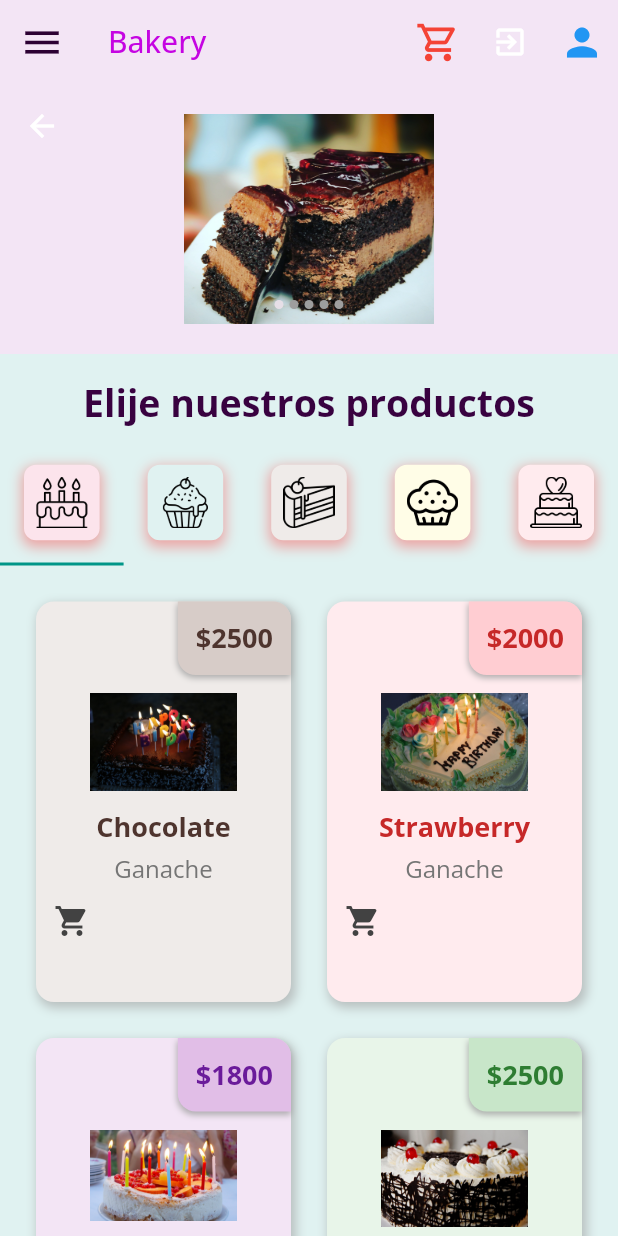
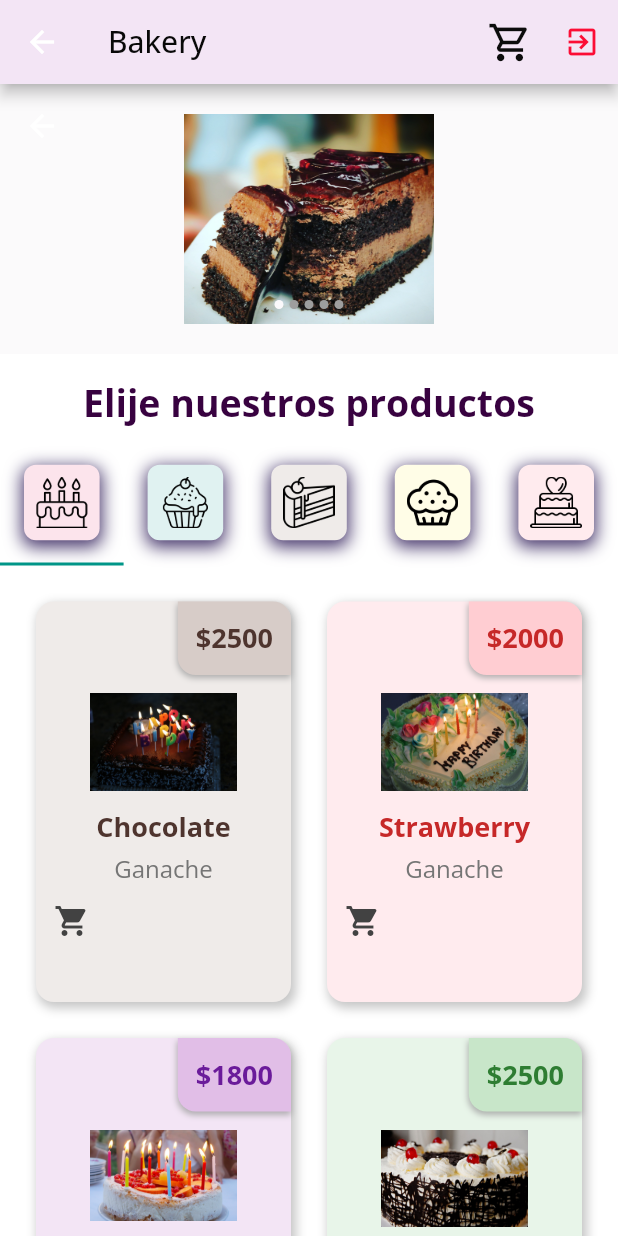
Before and after one commit to EZEVAR/bakery, a Flutter app: the MyProductPage screen opened directly, on a phone screen of 412 x 824 dp. Run offline on Flutter 3.47's test engine with Material 2 defaults, Android fonts, the light colour scheme and no system bars; drawn by our look-alikes of flutter_image_slideshow; our stand-ins replace bloc, cloud_firestore, equatable, firebase_auth, firebase_core, flutter_bloc and 5 more; missing offline and left inert: flow_builder; accounts and stored records are empty.

Commit message:
update colors

```diff
--- a/lib/controller.dart/cake_tabs.dart
+++ b/lib/controller.dart/cake_tabs.dart
@@ -16,9 +16,9 @@ class CakeTabs extends StatelessWidget {
           borderRadius: BorderRadius.circular(8),
           boxShadow: [
             BoxShadow(
-              color: const Color.fromARGB(255, 248, 83, 83).withOpacity(0.5),
+              color: Color.fromARGB(255, 22, 2, 69).withOpacity(0.8),
               spreadRadius: 1,
-              blurRadius: 7,
+              blurRadius: 9,
               offset: const Offset(0, 3),
             ),
           ],
--- a/lib/login/view/login_form.dart
+++ b/lib/login/view/login_form.dart
@@ -3,7 +3,7 @@ import 'package:flutter_bloc/flutter_bloc.dart';
 import '../../sign_up/sign_up.dart';
 import 'package:font_awesome_flutter/font_awesome_flutter.dart';
 import 'package:formz/formz.dart';
-
+import '../../theme.dart';
 import '../cubit/login_cubit.dart';
 
 class LoginForm extends StatelessWidget {
@@ -130,7 +130,7 @@ class _LoginButton extends StatelessWidget {
                   shape: RoundedRectangleBorder(
                     borderRadius: BorderRadius.circular(80),
                   ),
-                  backgroundColor: const Color.fromARGB(255, 254, 4, 125),
+                  backgroundColor: theme.colorScheme.primary,
                 ),
                 onPressed: state.isValid
                     ? () => context.read<LoginCubit>().logInWithCredentials()
--- a/lib/pages/product.dart
+++ b/lib/pages/product.dart
@@ -9,6 +9,7 @@ import '../tab_bar_view/cupcake_tab.dart';
 import '../tab_bar_view/muffins_tab.dart';
 import '../tab_bar_view/wedding_tab.dart';
 import '../controller.dart/cake_tabs.dart';
+import '../theme.dart';
 
 class MyProductPage extends StatefulWidget {
   const MyProductPage({super.key});
@@ -22,8 +23,8 @@ class MyProductPage extends StatefulWidget {
 class MyProductPageState extends State<MyProductPage> {
   @override
   Widget build(BuildContext context) {
-    final textTheme = Theme.of(context).textTheme;
-    final user = context.select((AppBloc bloc) => bloc.state.user);
+    // final textTheme = Theme.of(context).textTheme;
+    // final user = context.select((AppBloc bloc) => bloc.state.user);
     List<Widget> cakeTabs = [
       CakeTabs(
           iconPath: 'assets/icons/birthday-cakeicon.png',
@@ -44,41 +45,31 @@ class MyProductPageState extends State<MyProductPage> {
     return DefaultTabController(
       length: cakeTabs.length,
       child: Scaffold(
+        backgroundColor: Colors.white,
         appBar: AppBar(
           backgroundColor: Colors.purple[50],
           title: const Text(
             'Bakery',
-            style: TextStyle(color: Color.fromARGB(255, 197, 4, 226)),
-          ),
-          elevation: 0.0,
-          leading: const Icon(
-            Icons.menu,
-            color: Color.fromARGB(255, 44, 1, 51),
-            size: 30,
+            style: TextStyle(
+              color: Color.fromARGB(255, 8, 8, 8),
+            ),
           ),
           actions: [
             IconButton(
               icon: const Icon(
                 Icons.shopping_cart_outlined,
-                color: Colors.red,
+                color: Color.fromARGB(255, 12, 12, 12),
                 size: 30,
               ),
               onPressed: () {},
             ),
             IconButton(
               key: const Key('homePage_logout_iconButton'),
+              color: Color.fromARGB(243, 252, 2, 43),
               icon: const Icon(Icons.exit_to_app),
               onPressed: () {
                 context.read<AppBloc>().add(const AppLogoutRequested());
               },
-            ),
-            IconButton(
-              icon: const Icon(
-                Icons.person,
-                color: Colors.blue,
-                size: 30,
-              ),
-              onPressed: () {},
             ),
           ],
         ),
@@ -86,7 +77,7 @@ class MyProductPageState extends State<MyProductPage> {
           headerSliverBuilder: (context, innerBoxIsScrolled) {
             return [
               SliverAppBar(
-                backgroundColor: Colors.transparent,
+                backgroundColor: Color.fromARGB(0, 255, 254, 254),
                 expandedHeight: 180,
                 floating: true,
                 snap: true,
@@ -99,13 +90,12 @@ class MyProductPageState extends State<MyProductPage> {
                           height: 200,
                           width: double.infinity,
                           decoration: BoxDecoration(
-                            color: Colors.purple[50],
+                            color: const Color.fromARGB(255, 251, 250, 251),
                           ),
                           child: ImageSlideshow(
                             width: double.infinity,
                             initialPage: 0,
-                            indicatorColor:
-                                const Color.fromARGB(255, 230, 223, 231),
+                            indicatorColor: Color.fromARGB(255, 251, 249, 252),
                             onPageChanged: (value) {},
                             autoPlayInterval: 5000,
                             isLoop: true,
--- a/lib/sign_up/view/sign_up_form.dart
+++ b/lib/sign_up/view/sign_up_form.dart
@@ -2,6 +2,8 @@ import 'package:bakery/sign_up/sign_up.dart';
 import 'package:flutter/material.dart';
 import 'package:flutter_bloc/flutter_bloc.dart';
 import 'package:formz/formz.dart';
+
+import '../../theme.dart';
 
 class SignUpForm extends StatelessWidget {
   const SignUpForm({super.key});
@@ -124,7 +126,7 @@ class _SignUpButton extends StatelessWidget {
                   shape: RoundedRectangleBorder(
                     borderRadius: BorderRadius.circular(30),
                   ),
-                  backgroundColor: Colors.orangeAccent,
+                  backgroundColor: theme.colorScheme.primary,
                 ),
                 onPressed: state.isValid
                     ? () => context.read<SignUpCubit>().signUpFormSubmitted()
--- a/lib/theme.dart
+++ b/lib/theme.dart
@@ -2,10 +2,12 @@ import 'package:flutter/material.dart';
 import 'package:google_fonts/google_fonts.dart';
 
 final theme = ThemeData(
+  // useMaterial3: true,
+  // colorSchemeSeed: Color.fromARGB(255, 78, 45, 1),
   textTheme: GoogleFonts.openSansTextTheme(),
   primaryColorDark: const Color.fromARGB(255, 84, 1, 82),
   primaryColorLight: const Color.fromARGB(255, 224, 115, 239),
-  primaryColor: const Color.fromARGB(255, 248, 103, 154),
+  primaryColor: const Color.fromARGB(255, 252, 51, 122),
   colorScheme: const ColorScheme.light(secondary: Color(0xFF009688)),
   scaffoldBackgroundColor: const Color(0xFFE0F2F1),
   inputDecorationTheme: InputDecorationTheme(
```
Also changed, not shown: lib/sign_up/view/sign_up_page.dart (line endings or trailing spaces), 1 other file.
